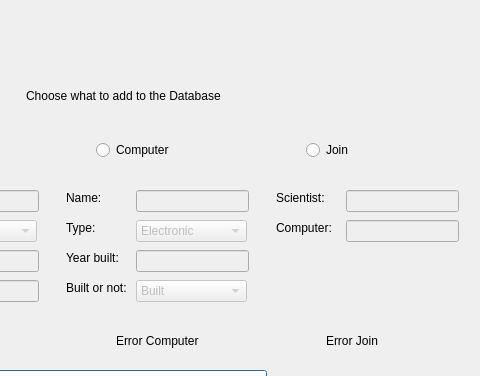
Above: widgetVerkefniVika3/addtodatabasedialog.ui from tinnathuridur/vika3 before the change; both pictures show x 164 to 644 and y 0 to 376 of the 644 by 502 pixel window. Below: the same form after it.
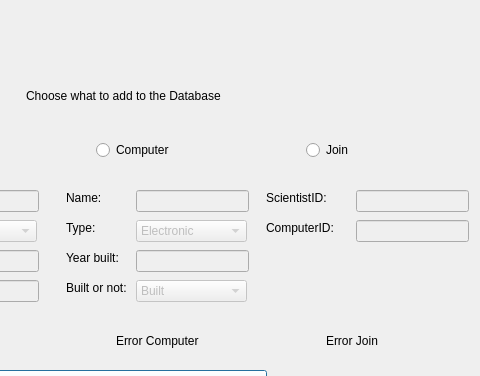
That is the form after the change.

Commit message: Núna er hægt að skrá gögn í join töfluna í database

```diff
--- a/widgetVerkefniVika3/addtodatabasedialog.ui
+++ b/widgetVerkefniVika3/addtodatabasedialog.ui
@@ -107,27 +107,27 @@
   <widget class="QLabel" name="label_11">
    <property name="geometry">
     <rect>
-     <x>440</x>
+     <x>430</x>
      <y>190</y>
-     <width>55</width>
+     <width>71</width>
      <height>16</height>
     </rect>
    </property>
    <property name="text">
-    <string>Scientist:</string>
+    <string>ScientistID:</string>
    </property>
   </widget>
   <widget class="QLabel" name="label_12">
    <property name="geometry">
     <rect>
-     <x>440</x>
+     <x>430</x>
      <y>220</y>
-     <width>71</width>
+     <width>81</width>
      <height>16</height>
     </rect>
    </property>
    <property name="text">
-    <string>Computer:</string>
+    <string>ComputerID:</string>
    </property>
   </widget>
   <widget class="QLabel" name="label_9">
@@ -266,7 +266,7 @@
    </property>
    <property name="geometry">
     <rect>
-     <x>510</x>
+     <x>520</x>
      <y>190</y>
      <width>113</width>
      <height>22</height>
@@ -279,7 +279,7 @@
    </property>
    <property name="geometry">
     <rect>
-     <x>510</x>
+     <x>520</x>
      <y>220</y>
      <width>113</width>
      <height>22</height>
```
The commit also changes 2 other files.
